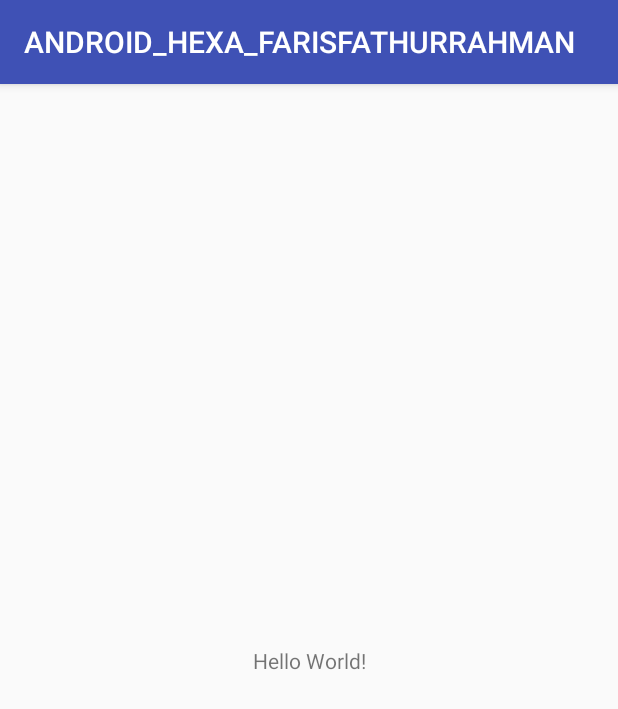
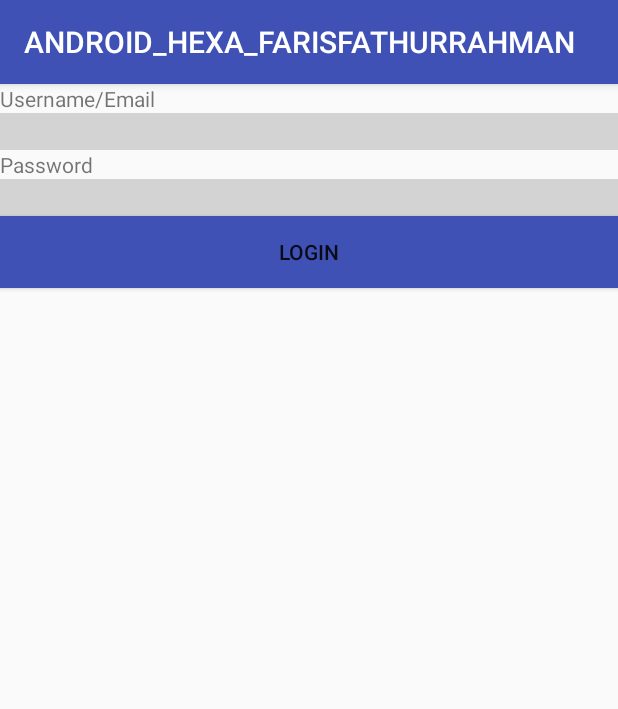
Before and after one commit to frsfth25/ANDROID_HEXA_FARISFATHURRAHMAN, an Android app: the screen it shows after launch (MainActivity), on a phone screen of 412 x 824 dp. Shown: the top 709 px of the screen. Run offline under Robolectric (Android 15) with nearby library versions, the phone set to English and light mode, and no system bars.

Commit message:
3rd commit: login interface basic
- main layout, from constraint to vertical linear
- added textviews for username and password
- added edittexts for username and password
- change background color for edittexts
- change inputype into textPassword

```diff
--- a/app/src/main/res/layout/activity_main.xml
+++ b/app/src/main/res/layout/activity_main.xml
@@ -1,18 +1,41 @@
 <?xml version="1.0" encoding="utf-8"?>
-<android.support.constraint.ConstraintLayout xmlns:android="http://schemas.android.com/apk/res/android"
+<LinearLayout xmlns:android="http://schemas.android.com/apk/res/android"
     xmlns:app="http://schemas.android.com/apk/res-auto"
     xmlns:tools="http://schemas.android.com/tools"
     android:layout_width="match_parent"
     android:layout_height="match_parent"
+    android:orientation="vertical"
     tools:context=".MainActivity">
 
     <TextView
         android:layout_width="wrap_content"
         android:layout_height="wrap_content"
-        android:text="Hello World!"
-        app:layout_constraintBottom_toBottomOf="parent"
-        app:layout_constraintLeft_toLeftOf="parent"
-        app:layout_constraintRight_toRightOf="parent"
-        app:layout_constraintTop_toTopOf="parent" />
+        android:text="Username/Email"/>
 
-</android.support.constraint.ConstraintLayout>
+    <EditText
+        android:id="@+id/editTextUsername"
+        android:layout_width="match_parent"
+        android:layout_height="wrap_content"
+        android:background="#d3d3d3"/>
+
+    <TextView
+        android:layout_width="wrap_content"
+        android:layout_height="wrap_content"
+        android:text="Password"/>
+
+
+    <EditText
+        android:id="@+id/editTextPassword"
+        android:layout_width="match_parent"
+        android:layout_height="wrap_content"
+        android:inputType="textPassword"
+        android:background="#d3d3d3"/>
+
+    <Button
+        android:id="@+id/btnLogin"
+        android:layout_width="match_parent"
+        android:layout_height="wrap_content"
+        android:text="LOGIN"
+        android:background="@color/colorPrimary"/>
+
+</LinearLayout>
```
